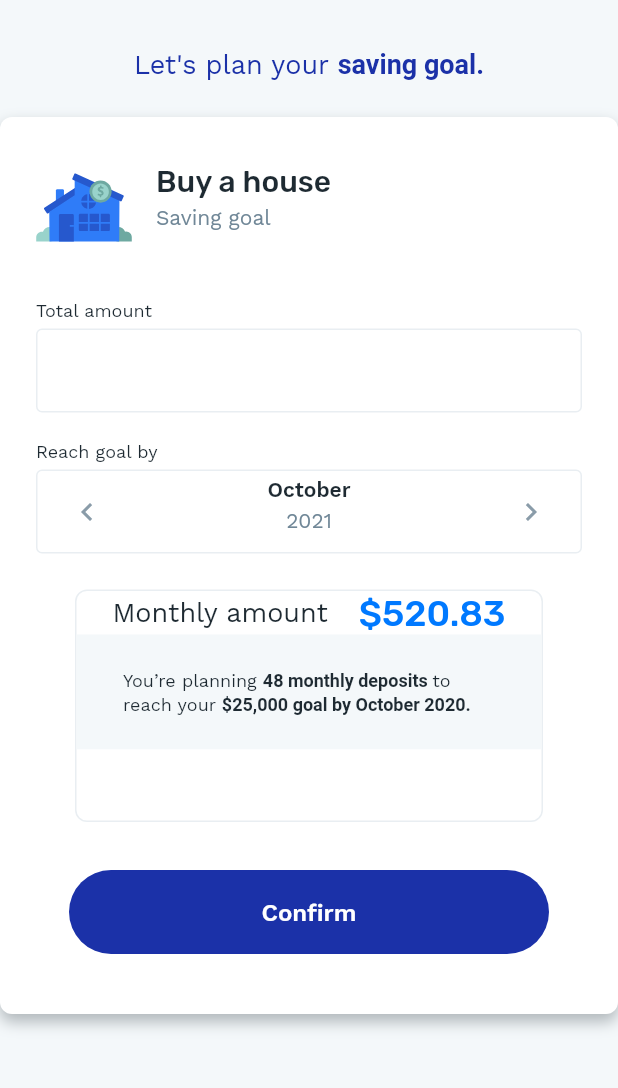
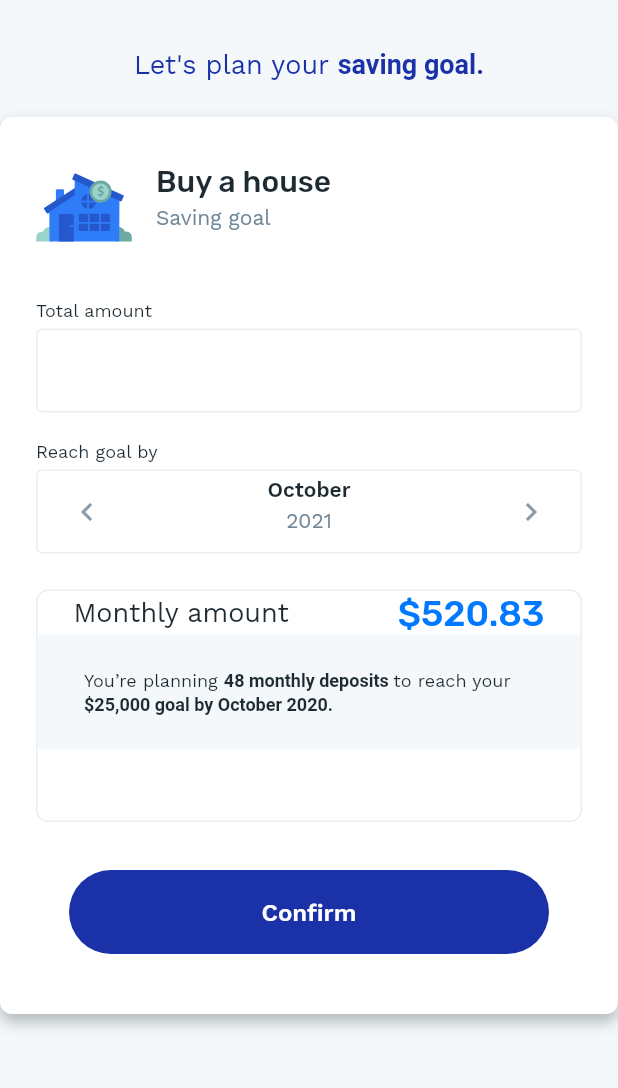
Before and after one commit to fernandamaiait/take-home-assignment, a Flutter app: the screen it shows after launch, on a phone screen of 412 x 824 dp, the part 84-1172 px from its top. Run offline on Flutter 3.47's test engine with Material 2 defaults, Android fonts, the phone set to English and light mode, and no system bars; our stand-ins replace extended_masked_text, flutter_svg, google_fonts.

Commit message:
Implementation of home components

```diff
--- a/lib/pages/home/components/monthly_amount_info.dart
+++ b/lib/pages/home/components/monthly_amount_info.dart
@@ -9,7 +9,7 @@ class MonthlyAmountInfo extends StatelessWidget {
   @override
   Widget build(BuildContext context) {
     return Container(
-      width: isLargeScreen(context) ? 480 : 312,
+      width: double.infinity, //isLargeScreen(context) ? 480 : 312,
       height: 155,
       decoration: BoxDecoration(
         borderRadius: BorderRadius.all(Radius.circular(8.0)),
--- a/lib/pages/home/home.dart
+++ b/lib/pages/home/home.dart
@@ -17,9 +17,12 @@ class _HomeState extends State<Home> {
   Widget build(BuildContext context) {
     return Scaffold(
       backgroundColor: ThemeColors.blueGray10,
-      body: Column(
+      appBar: Navbar(),
+      body: SingleChildScrollView(
+        physics: const ClampingScrollPhysics(),
+        child: Center(
+          child: Column(
             children: [
-          Navbar(),
               SizedBox(height: isLargeScreen(context) ? 48 : 32),
               Column(
                 children: [
@@ -29,6 +32,8 @@ class _HomeState extends State<Home> {
                 ],
               ),
             ],
+          ),
+        ),
       ),
     );
   }
```
Lines whose indentation alone changed are shown as unchanged.
